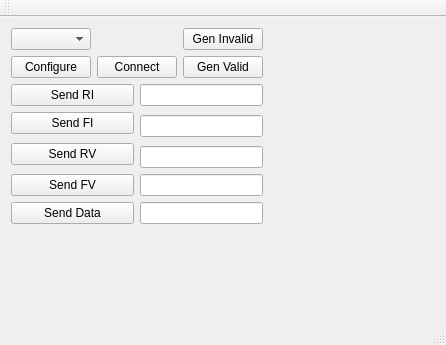
Qt form src/ECM_MainWindow/mainwindow.ui (dmherrington/ECM-Control-System) before a commit.
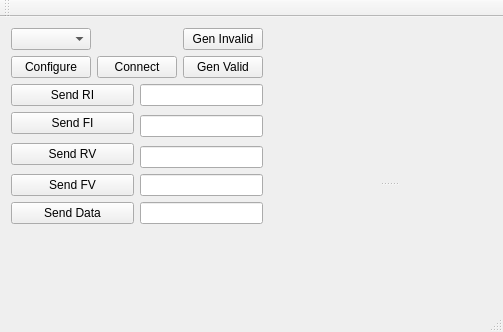
The same form after that commit. Custom widgets are drawn as their Qt base class.

```diff
--- a/src/ECM_MainWindow/mainwindow.ui
+++ b/src/ECM_MainWindow/mainwindow.ui
@@ -6,15 +6,26 @@
    <rect>
     <x>0</x>
     <y>0</y>
-    <width>446</width>
-    <height>345</height>
+    <width>503</width>
+    <height>332</height>
    </rect>
   </property>
+  <property name="sizePolicy">
+   <sizepolicy hsizetype="MinimumExpanding" vsizetype="Preferred">
+    <horstretch>0</horstretch>
+    <verstretch>0</verstretch>
+   </sizepolicy>
+  </property>
   <property name="windowTitle">
    <string>MainWindow</string>
   </property>
   <widget class="QWidget" name="centralWidget">
+   <layout class="QGridLayout" name="gridLayout_3">
+    <item row="0" column="0">
    <layout class="QHBoxLayout" name="horizontalLayout">
+      <property name="sizeConstraint">
+       <enum>QLayout::SetFixedSize</enum>
+      </property>
     <item>
      <layout class="QVBoxLayout" name="verticalLayout_2">
       <item>
@@ -182,18 +193,20 @@
       </property>
       <property name="sizeHint" stdset="0">
        <size>
-        <width>20</width>
-        <height>20</height>
+          <width>17</width>
+          <height>17</height>
        </size>
       </property>
      </spacer>
     </item>
     <item>
-     <layout class="QVBoxLayout" name="verticalLayout">
-      <item>
+       <widget class="QSplitter" name="splitter">
+        <property name="orientation">
+         <enum>Qt::Vertical</enum>
+        </property>
        <widget class="graphing::PlotHandler" name="timeDataGraph" native="true">
         <property name="sizePolicy">
-         <sizepolicy hsizetype="Expanding" vsizetype="Preferred">
+          <sizepolicy hsizetype="MinimumExpanding" vsizetype="MinimumExpanding">
           <horstretch>0</horstretch>
           <verstretch>0</verstretch>
          </sizepolicy>
@@ -205,24 +218,7 @@
          </size>
         </property>
        </widget>
-      </item>
-      <item>
-       <spacer name="verticalSpacer_2">
-        <property name="orientation">
-         <enum>Qt::Vertical</enum>
-        </property>
-        <property name="sizeType">
-         <enum>QSizePolicy::Fixed</enum>
-        </property>
-        <property name="sizeHint" stdset="0">
-         <size>
-          <width>20</width>
-          <height>10</height>
-         </size>
-        </property>
-       </spacer>
-      </item>
-      <item>
+        <widget class="QWidget" name="layoutWidget">
        <layout class="QHBoxLayout" name="timeDataLayout">
         <property name="spacing">
          <number>5</number>
@@ -231,6 +227,8 @@
          <enum>QLayout::SetMinimumSize</enum>
         </property>
        </layout>
+        </widget>
+       </widget>
       </item>
      </layout>
     </item>
```
Left out of the diff: 2 changed lines with no effect on the pictures. Lines whose indentation alone changed are shown as unchanged.
